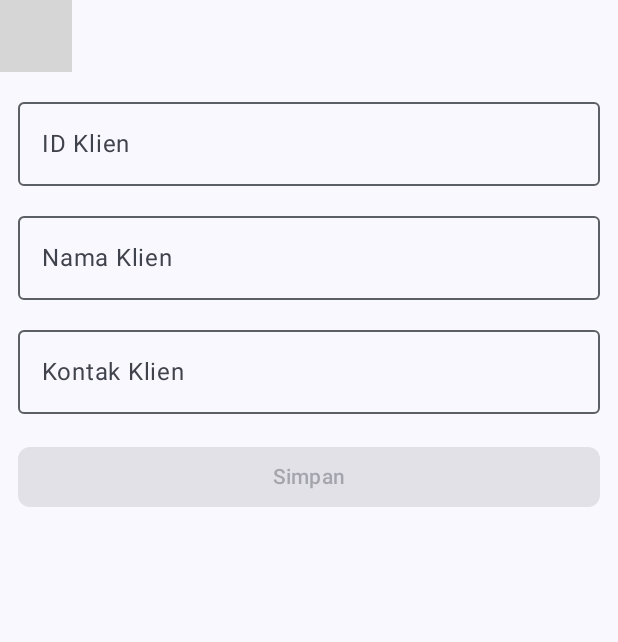
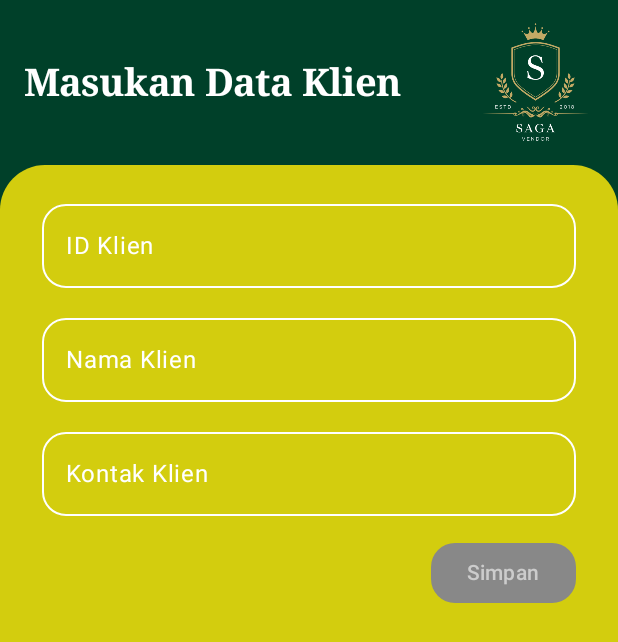
Before and after one commit to Bayhaqiindra/A6_0106, an Android app built with Jetpack Compose: the composable InsertKlienScreen shown on its own in the app's theme, on a phone screen of 412 x 824 dp. Shown: the top 642 px of the screen. Run offline under Robolectric (Android 15) with nearby library versions, the phone set to English and light mode, and no system bars; libraries missing offline, so code that uses them is left out: com.jakewharton.retrofit2; 4 statements that could not run were skipped; grey boxes are pictures that could not be loaded.

Commit message:
Memperbaiki code Tampilan

```diff
--- a/app/src/main/java/com/example/bismillahtestiprojectucp/ui/view/klien/InsertKlienView.kt
+++ b/app/src/main/java/com/example/bismillahtestiprojectucp/ui/view/klien/InsertKlienView.kt
@@ -1,47 +1,60 @@
 package com.example.bismillahtestiprojectucp.ui.view.klien
 
+import androidx.compose.foundation.Image
+import androidx.compose.foundation.background
 import androidx.compose.foundation.layout.Arrangement
+import androidx.compose.foundation.layout.Box
 import androidx.compose.foundation.layout.Column
+import androidx.compose.foundation.layout.Row
+import androidx.compose.foundation.layout.fillMaxSize
 import androidx.compose.foundation.layout.fillMaxWidth
+import androidx.compose.foundation.layout.height
+import androidx.compose.foundation.layout.offset
 import androidx.compose.foundation.layout.padding
 import androidx.compose.foundation.layout.size
 import androidx.compose.foundation.rememberScrollState
+import androidx.compose.foundation.shape.RoundedCornerShape
 import androidx.compose.foundation.verticalScroll
 import androidx.compose.material3.Button
+import androidx.compose.material3.ButtonDefaults
 import androidx.compose.material3.CircularProgressIndicator
 import androidx.compose.material3.ExperimentalMaterial3Api
 import androidx.compose.material3.MaterialTheme
 import androidx.compose.material3.OutlinedTextField
+import androidx.compose.material3.OutlinedTextFieldDefaults
 import androidx.compose.material3.Scaffold
 import androidx.compose.material3.Text
 import androidx.compose.material3.TopAppBarDefaults
 import androidx.compose.runtime.Composable
 import androidx.compose.runtime.rememberCoroutineScope
+import androidx.compose.ui.Alignment
 import androidx.compose.ui.Modifier
+import androidx.compose.ui.draw.clip
+import androidx.compose.ui.graphics.Color
 import androidx.compose.ui.input.nestedscroll.nestedScroll
+import androidx.compose.ui.res.colorResource
+import androidx.compose.ui.res.painterResource
+import androidx.compose.ui.text.TextStyle
+import androidx.compose.ui.text.font.FontFamily
+import androidx.compose.ui.text.font.FontWeight
 import androidx.compose.ui.unit.dp
+import androidx.compose.ui.unit.sp
 import androidx.lifecycle.viewmodel.compose.viewModel
+import com.example.bismillahtestiprojectucp.R
 import com.example.bismillahtestiprojectucp.navigation.DestinasiNavigasi
-import com.example.bismillahtestiprojectucp.ui.customwidget.CostumeTopAppBar
-import com.example.bismillahtestiprojectucp.ui.view.acara.DestinasiAcaraInsert
-import com.example.bismillahtestiprojectucp.ui.viewmodel.acara.AcaraPenyediaViewModel
-import com.example.bismillahtestiprojectucp.ui.viewmodel.klien.HomeKlienViewModel
 import com.example.bismillahtestiprojectucp.ui.viewmodel.klien.InsertKlienUiEvent
 import com.example.bismillahtestiprojectucp.ui.viewmodel.klien.InsertKlienUiState
 import com.example.bismillahtestiprojectucp.ui.viewmodel.klien.InsertKlienViewModel
 import com.example.bismillahtestiprojectucp.ui.viewmodel.klien.KlienPenyediaViewModel
-import com.example.bismillahtestiprojectucp.ui.viewmodel.klien.KlienUiState
-import com.example.bismillahtestiprojectucp.ui.viewmodel.lokasi.HomeLokasiViewModel
-import com.example.bismillahtestiprojectucp.ui.viewmodel.lokasi.LokasiPenyediaViewModel
-import com.example.bismillahtestiprojectucp.ui.viewmodel.lokasi.LokasiUiState
-import com.example.bismillahtestiprojectucp.ui.widget.DynamicSelectedTextField
 import kotlinx.coroutines.launch
 
+// Definisi objek destinasi
 object DestinasiKlienInsert : DestinasiNavigasi {
     override val route = "insert_klien"
     override val titleRes = "Masukan Data Klien"
 }
 
+// Fungsi utama layar untuk memasukkan data klien
 @OptIn(ExperimentalMaterial3Api::class)
 @Composable
 fun InsertKlienScreen(
@@ -50,35 +63,64 @@ import kotlinx.coroutines.launch
     viewModel: InsertKlienViewModel = viewModel(factory = KlienPenyediaViewModel.Factory),
 ) {
     val coroutineScope = rememberCoroutineScope()
-        val scrollBehavior = TopAppBarDefaults.enterAlwaysScrollBehavior()
 
-        Scaffold(
-            modifier = modifier.nestedScroll(scrollBehavior.nestedScrollConnection),
-            topBar = {
-                CostumeTopAppBar(
-                    title = DestinasiKlienInsert.titleRes,
-                    canNavigateBack = true,
-                    scrollBehavior = scrollBehavior,
+    Column(
+        modifier = Modifier
+            .fillMaxSize()
+            .background(color = colorResource(R.color.primary))
+    ) {
+        Row(
+            modifier = Modifier
+                .fillMaxWidth()
+                .padding(start = 16.dp),
+            horizontalArrangement = Arrangement.SpaceBetween,
+            verticalAlignment = Alignment.CenterVertically
+        ) {
+            Text(
+                text = "Masukan Data Klien",
+                fontFamily = FontFamily.Serif,
+                fontWeight = FontWeight.Bold,
+                style = TextStyle(
+                    fontSize = 25.sp
+                ),
+                color = Color.White,
             )
-            },
-        ) { innerPadding ->
+            Image(
+                painter = painterResource(id = R.drawable.logo),
+                contentDescription = "Logo",
+                modifier = Modifier.size(110.dp),
+            )
+        }
+
+        Box(
+            modifier = Modifier
+                .fillMaxSize()
+                .clip(RoundedCornerShape(topStart = 30.dp, topEnd = 30.dp))
+                .background(color = colorResource(R.color.yellow))
+                .offset(y = -10.dp)
+                .padding(top = 8.dp, bottom = 40.dp)
+        ) {
+            Column(
+                modifier = Modifier
+                    .padding(horizontal = 16.dp, vertical = 8.dp)
+                    .verticalScroll(rememberScrollState())
+            ) {
                 EntryBodyKlien(
                     insertKlienUiState = viewModel.uiklienState,
                     onKlienValueChange = viewModel::updateInsertKlienState,
                     onSaveClick = {
                         coroutineScope.launch {
-                        viewModel.insertKlien() // Menyimpan data pekerja
-                        navigateBack() // Navigasi kembali ke HomePekerja
+                            viewModel.insertKlien()
+                            navigateBack()
                         }
-                },
-                modifier = Modifier
-                    .padding(innerPadding)
-                    .verticalScroll(rememberScrollState())
-                    .fillMaxWidth()
+                    }
                 )
             }
         }
+    }
+}
 
+// Fungsi untuk menampilkan form input dan tombol simpan
 @Composable
 fun EntryBodyKlien(
     insertKlienUiState: InsertKlienUiState,
@@ -95,28 +137,45 @@ import kotlinx.coroutines.launch
             onValueChange = onKlienValueChange,
             modifier = Modifier.fillMaxWidth(),
         )
+        Row(
+            modifier = Modifier
+                .fillMaxWidth(),
+            horizontalArrangement = Arrangement.End
+        ) {
             Button(
                 onClick = onSaveClick,
-                shape = MaterialTheme.shapes.small,
-                modifier = Modifier.fillMaxWidth(),
-                enabled = insertKlienUiState.insertUiEvent.idKlien.isNotEmpty() // Validasi form
+                shape = RoundedCornerShape(16.dp),
+                modifier = Modifier
+                    .height(40.dp),
+                enabled = insertKlienUiState.insertUiEvent.idKlien.isNotEmpty(),
+                colors = ButtonDefaults.buttonColors(
+                    containerColor = colorResource(R.color.primary),
+                    contentColor = Color.White,
+                    disabledContainerColor = Color.Gray,
+                    disabledContentColor = Color.LightGray
+                )
             ) {
                 if (insertKlienUiState.isLoading) {
-                    CircularProgressIndicator(modifier = Modifier.size(24.dp)) // Loading indicator
+                    CircularProgressIndicator(
+                        modifier = Modifier.size(24.dp),
+                        color = Color.White
+                    )
                 } else {
                     Text(text = "Simpan")
                 }
             }
         }
     }
+}
 
+// Fungsi untuk form input data klien
 @Composable
 fun FormInputKlien(
     insertKlienUiEvent: InsertKlienUiEvent,
     modifier: Modifier = Modifier,
     onValueChange: (InsertKlienUiEvent) -> Unit = {},
     enabled: Boolean = true,
-    ) { // Mendapatkan list tanaman
+) {
     Column(
         modifier = modifier,
         verticalArrangement = Arrangement.spacedBy(12.dp)
@@ -124,27 +183,49 @@ import kotlinx.coroutines.launch
         OutlinedTextField(
             value = insertKlienUiEvent.idKlien,
             onValueChange = { onValueChange(insertKlienUiEvent.copy(idKlien = it)) },
-                label = { Text("ID Klien") },
+            label = { Text("ID Klien", color = Color.White) },
             modifier = Modifier.fillMaxWidth(),
             enabled = enabled,
-                singleLine = true
+            singleLine = true,
+            shape = RoundedCornerShape(16.dp),
+            colors = OutlinedTextFieldDefaults.colors(
+                unfocusedTextColor = Color.White,
+                focusedTextColor = Color.White,
+                focusedBorderColor = Color.White,
+                unfocusedBorderColor = Color.White
+            )
         )
 
         OutlinedTextField(
             value = insertKlienUiEvent.namaKlien,
             onValueChange = { onValueChange(insertKlienUiEvent.copy(namaKlien = it)) },
-                label = { Text("Nama Klien") },
+            label = { Text("Nama Klien", color = Color.White) },
             modifier = Modifier.fillMaxWidth(),
             enabled = enabled,
-                singleLine = true
+            singleLine = true,
+            shape = RoundedCornerShape(16.dp),
+            colors = OutlinedTextFieldDefaults.colors(
+                unfocusedTextColor = Color.White,
+                focusedTextColor = Color.White,
+                focusedBorderColor = Color.White,
+                unfocusedBorderColor = Color.White
             )
+        )
+
         OutlinedTextField(
             value = insertKlienUiEvent.kontakKlien,
             onValueChange = { onValueChange(insertKlienUiEvent.copy(kontakKlien = it)) },
-                label = { Text("Kontak Klien") },
+            label = { Text("Kontak Klien", color = Color.White) },
             modifier = Modifier.fillMaxWidth(),
             enabled = enabled,
-                singleLine = true
+            singleLine = true,
+            shape = RoundedCornerShape(16.dp),
+            colors = OutlinedTextFieldDefaults.colors(
+                unfocusedTextColor = Color.White,
+                focusedTextColor = Color.White,
+                focusedBorderColor = Color.White,
+                unfocusedBorderColor = Color.White
+            )
         )
     }
 }
```
Lines whose indentation alone changed are shown as unchanged.
